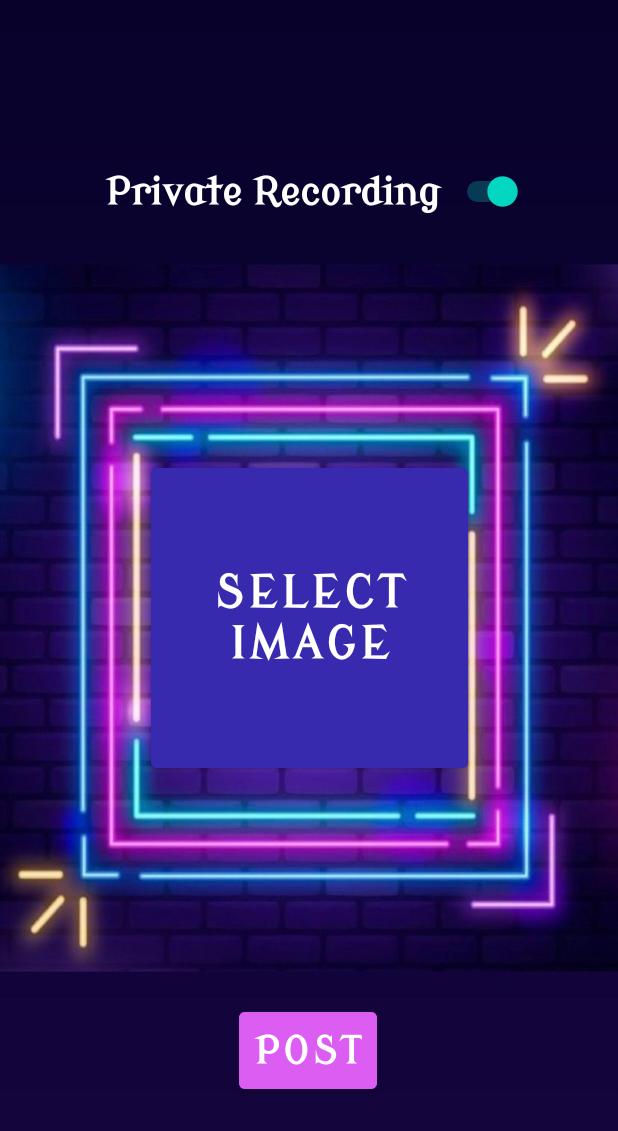
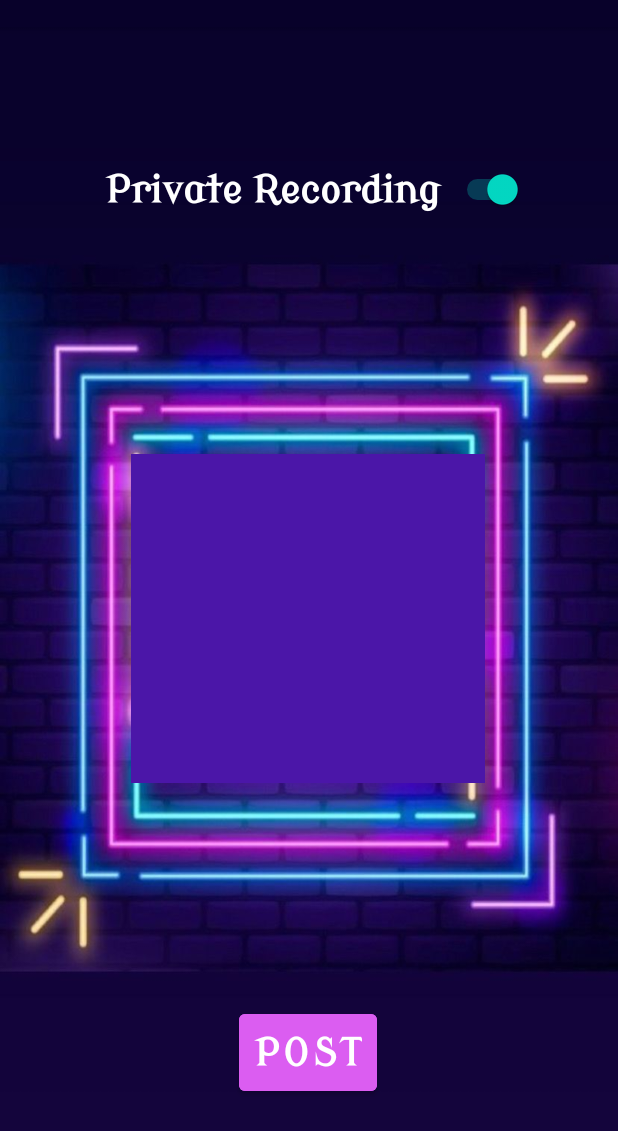
Before and after one commit to ofrisomech/OfrisProjectUpdate, an Android app: the SelectPhoto screen opened directly, with no data from a screen before it, on a phone screen of 412 x 824 dp. Shown: the top 1131 px of the screen. Run offline under Robolectric (Android 15) with nearby library versions, the phone set to English and light mode, and no system bars; our stand-ins replace Firebase (no records; nobody signed in at launch, a user with empty details on screens opened directly).

Commit message:
try again

```diff
--- a/app/src/main/java/com/example/ofrisproject/CreateFragment.java
+++ b/app/src/main/java/com/example/ofrisproject/CreateFragment.java
@@ -121,13 +121,14 @@ public class CreateFragment extends Fragment {
                                     Song s = document.toObject(Song.class);
                                     songReference = document.getReference();
                                     arr.add(s);
+                                }
                                     //חיבור לתצוגה
                                     adapter = new SongAdapter(arr,(SongAdapter.AdapterCallback) getActivity());
                                     recyclerView.setAdapter(adapter);
                                     recyclerView.setLayoutManager(new LinearLayoutManager(getActivity()));
                                     // display oin recycler view
                                 }
-                            } else {
+                             else {
                                 Toast.makeText(getContext(), "Error getting documents: " + task.getException(), Toast.LENGTH_SHORT).show();
                             }
                         }
--- a/app/src/main/java/com/example/ofrisproject/SelectPhoto.java
+++ b/app/src/main/java/com/example/ofrisproject/SelectPhoto.java
@@ -3,6 +3,7 @@ package com.example.ofrisproject;
 import androidx.annotation.NonNull;
 import androidx.appcompat.app.AppCompatActivity;
 import androidx.recyclerview.widget.LinearLayoutManager;
+import androidx.recyclerview.widget.RecyclerView;
 
 import android.content.Intent;
 
@@ -31,15 +32,14 @@ import java.io.File;
 import java.io.FileInputStream;
 import java.io.FileNotFoundException;
 import java.io.InputStream;
+import java.util.ArrayList;
 
 
 public class SelectPhoto extends AppCompatActivity {
 
-    // One Button
-    Button BSelectImage;
 
     // One Preview Image
-    ImageView IVPreviewImage;
+    ImageView selectImage;
 
     // constant to compare
     // the activity result code
@@ -52,9 +52,8 @@ public class SelectPhoto extends AppCompatActivity {
     protected void onCreate(Bundle savedInstanceState) {
         super.onCreate(savedInstanceState);
         setContentView(R.layout.activity_select_photo);
-        BSelectImage = findViewById(R.id.BSelectImage);
-        IVPreviewImage = findViewById(R.id.IVPreviewImage);
-        BSelectImage.setOnClickListener(new View.OnClickListener() {
+        selectImage = findViewById(R.id.BSelectImage);
+        selectImage.setOnClickListener(new View.OnClickListener() {
             @Override
             public void onClick(View v) {
                 imageChooser();
@@ -90,27 +89,23 @@ public class SelectPhoto extends AppCompatActivity {
                 imageRecUrl=selectedImageUri.toString();
                 if (null != selectedImageUri) {
                     // update the preview image in the layout
-                    IVPreviewImage.setImageURI(selectedImageUri);
+                    selectImage.setImageURI(selectedImageUri);
                 }
             }
         }
     }
 
 
-    public Recording createRecording(){
+    // 1
+    public void createRecording(User u){
 
         String songName= getIntent().getStringExtra("songName");
-        String userName= GetCurrentUser().getUserName();
+        String userName= u.getUserName();
         String artistName=getIntent().getStringExtra("artistName");
         boolean isPrivate= Isprivate();
-        String Url= getIntent().getStringExtra("url");
-        Recording r=new Recording(songName, userName, artistName, isPrivate, Url, imageRecUrl);
-        return r;
-    }
+    //    String Url= getIntent().getStringExtra("url");
+        Recording r=new Recording(songName, userName, artistName, isPrivate, "", imageRecUrl);
 
-    public void UploadRecordingToFB()
-    {
-        Recording r=createRecording();
         FirebaseFirestore fb = FirebaseFirestore.getInstance();
         FirebaseStorage storage = FirebaseStorage.getInstance();
 
@@ -123,6 +118,12 @@ public class SelectPhoto extends AppCompatActivity {
                 // upload file to strorage
 
                 // My Projetc reference
+                UploadRecordingToFB(r);
+    }
+
+    public void UploadRecordingToFB(Recording r)
+    {
+
                 StorageReference sRef = storage.getReference().child(r.getUrl() + ".mp3");
 
                 File f = new File(getApplicationInfo().dataDir + "/" + "recordingAudio.mp3");
@@ -157,7 +158,7 @@ public class SelectPhoto extends AppCompatActivity {
         return false;
     }
 
-    public User GetCurrentUser(){
+    public void GetCurrentUser(View v){
         final User[] user = {new User()};
         FBAuthentication auth = new FBAuthentication();
         String mail =auth.getUserEmail();
@@ -171,11 +172,14 @@ public class SelectPhoto extends AppCompatActivity {
                         if (task.isSuccessful()) {
                             for (QueryDocumentSnapshot document : task.getResult()) {
                                 user[0] = document.toObject(User.class);
+
                             }
+                            createRecording(user[0]);
+
                         }
                         else
                             Toast.makeText(getApplicationContext()," " + task.getException().getMessage(),Toast.LENGTH_SHORT).show(); };
                 });
-        return user[0];
     }
+
 }
--- a/app/src/main/java/com/example/ofrisproject/SongAdapter.java
+++ b/app/src/main/java/com/example/ofrisproject/SongAdapter.java
@@ -56,8 +56,7 @@ public class SongAdapter extends RecyclerView.Adapter<SongAdapter.ViewHolder>  {
     @Override
     public void onBindViewHolder(ViewHolder viewHolder,  int position)
     {
-        //artistName
-        //ViewHolder.artistName.setText(songs.get(position).getArtistName());
+        viewHolder.artistName.setText(songs.get(position).getArtistName());
         viewHolder.songName.setText(songs.get(position).getSongName());
         viewHolder.getAdapterPosition();
     }
--- a/app/src/main/res/layout/activity_editor.xml
+++ b/app/src/main/res/layout/activity_editor.xml
@@ -13,7 +13,6 @@
     android:layout_height="wrap_content"
     android:layout_marginTop="5dp"
     android:padding="10dp"
-    app:videoId="XwPEtD0_mx4"
     app:autoPlay="false" />
 
     <ImageView
--- a/app/src/main/res/layout/activity_select_photo.xml
+++ b/app/src/main/res/layout/activity_select_photo.xml
@@ -11,27 +11,19 @@
 
     <!--ImageView to preview the selected image-->
 
-    <Button
+
+    <ImageView
         android:id="@+id/BSelectImage"
         style="@style/MyEditTextStyle"
-        android:layout_width="211dp"
-        android:layout_height="212dp"
-        android:backgroundTint="#372AAE"
-        android:text="Select Image"
+        android:layout_width="236dp"
+        android:layout_height="219dp"
+        android:background="#4B16A8"
+        android:text="SELECT IMAGE"
         android:textColor="@color/white"
         android:textSize="30sp"
         app:layout_constraintBottom_toBottomOf="parent"
         app:layout_constraintEnd_toEndOf="parent"
-        app:layout_constraintStart_toStartOf="parent"
-        app:layout_constraintTop_toTopOf="parent" />
-
-    <ImageView
-        android:id="@+id/IVPreviewImage"
-        android:layout_width="193dp"
-        android:layout_height="213dp"
-        android:layout_below="@id/BSelectImage"
-        app:layout_constraintBottom_toBottomOf="parent"
-        app:layout_constraintEnd_toEndOf="parent"
+        app:layout_constraintHorizontal_bias="0.497"
         app:layout_constraintStart_toStartOf="parent"
         app:layout_constraintTop_toTopOf="parent" />
 
@@ -59,6 +51,7 @@
         android:layout_height="wrap_content"
         style="@style/MyEditTextStyle"
         android:text="POST"
+        android:onClick="GetCurrentUser"
         android:textSize="25dp"
         android:textColor="@color/white"
         android:backgroundTint="#DB5DF1"
```
Also changed, not shown: app/src/main/java/com/example/ofrisproject/EditorActivity.java (+31 -17 lines), app/src/main/java/com/example/ofrisproject/HomeFragment.java (+59 -0 lines), app/src/main/java/com/example/ofrisproject/MainActivity.java (+36 -3 lines), app/src/main/res/drawable/selectimagephoto.xml (added, +9 -0 lines), app/src/main/res/layout/activity_main.xml (+4 -14 lines).
